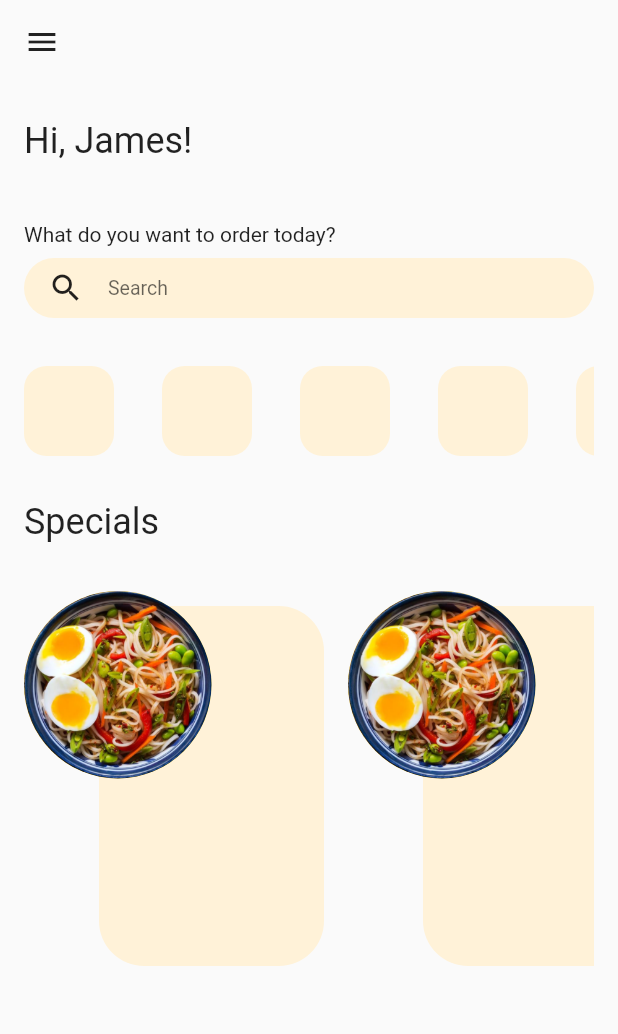
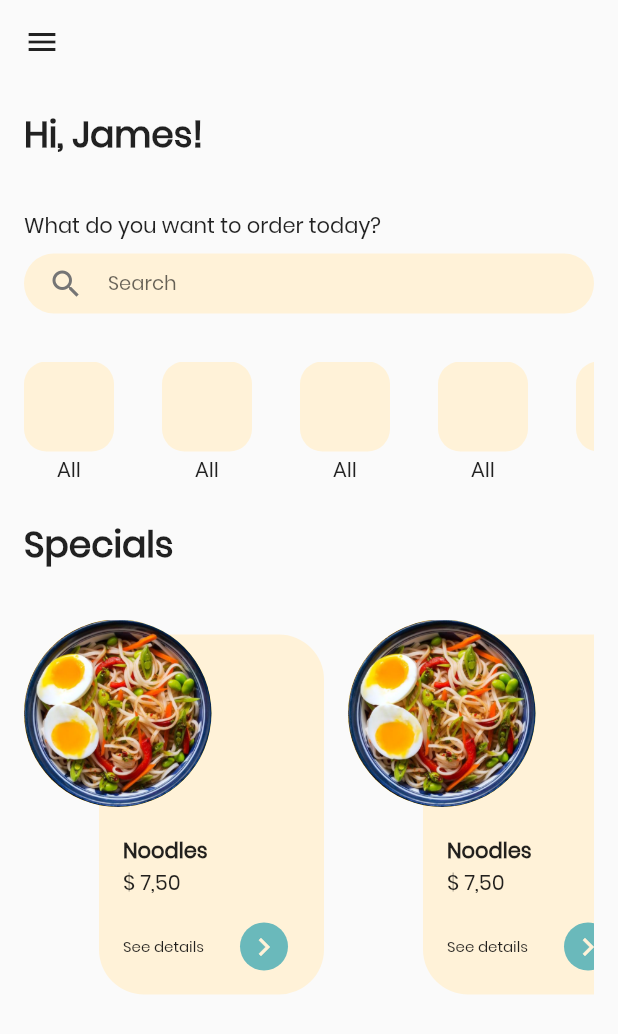
Before and after one commit to AdityaK11/Flutter-Talk, a Flutter app: the screen it shows after launch, on a phone screen of 412 x 824 dp. Shown: the top 1034 px of the screen. Run offline on Flutter 3.47's test engine with Material 2 defaults, Android fonts, the phone set to English and light mode, and no system bars.

Commit message:
home page complete

```diff
--- a/lib/widgets/category_item.dart
+++ b/lib/widgets/category_item.dart
@@ -4,12 +4,23 @@ class CategoryItem extends StatelessWidget {
   @override
   Widget build(BuildContext context) {
     return Container(
-      decoration: BoxDecoration(
-        borderRadius: BorderRadius.circular(15),
-        color: Color(0xfffff2d8),
+      margin: EdgeInsets.only(right: 32),
+      child: Column(
+        crossAxisAlignment: CrossAxisAlignment.center,
+        mainAxisAlignment: MainAxisAlignment.start,
+        children: [
+          Container(
+            decoration: BoxDecoration(
+              borderRadius: BorderRadius.circular(15),
+              color: Color(0xfffff2d8),
+            ),
+            width: 60,
+            height: 60,
+          ),
+          SizedBox(height: 4,),
+          Text('All')
+        ],
       ),
-      margin: EdgeInsets.only(right: 32),
-      width: 60,
     );
   }
 }
--- a/lib/widgets/food_item.dart
+++ b/lib/widgets/food_item.dart
@@ -1,3 +1,4 @@
+import 'package:flutter/cupertino.dart';
 import 'package:flutter/material.dart';
 
 class FoodItem extends StatelessWidget {
@@ -15,12 +16,59 @@ class FoodItem extends StatelessWidget {
             right: 0,
             bottom: 0,
             child: Container(
+              padding: EdgeInsets.all(16),
               decoration: BoxDecoration(
                 borderRadius: BorderRadius.circular(30),
                 color: Color(0xfffff2d8),
               ),
               width: 150,
               height: 240,
+              child: Column(
+                crossAxisAlignment: CrossAxisAlignment.start,
+                mainAxisAlignment: MainAxisAlignment.end,
+                children: [
+                  Text(
+                    'Noodles',
+                    style: TextStyle(
+                      fontFamily: 'Poppins',
+                      fontWeight: FontWeight.bold
+                    ),
+                  ),
+                  Text(
+                    '\$ 7,50',
+                    style: TextStyle(
+                      fontFamily: 'Poppins',
+                    ),
+                  ),
+                  SizedBox(height: 16,),
+                  Row(
+                    children: [
+                      Expanded(
+                        child: Text(
+                          'See details',
+                          style: TextStyle(
+                            fontFamily: 'Poppins',
+                            fontSize: 10
+                          ),
+                        ),
+                      ),
+                      Container(
+                        height: 32,
+                        decoration: BoxDecoration(
+                          shape: BoxShape.circle,
+                          color: Color(0xFF6ab9bb),
+                        ),
+                        child: IconButton(
+                          padding: EdgeInsets.all(0),
+                          icon: Icon(Icons.navigate_next,
+                            color: Color(0xfffff2d8),
+                          ),
+                        ),
+                      )
+                    ],
+                  ),
+                ],
+              ),
             ),
           ),
           Positioned(
--- a/lib/widgets/home_page.dart
+++ b/lib/widgets/home_page.dart
@@ -23,19 +23,24 @@ class _HomePageState extends State<HomePage> {
               children: [
                 Icon(Icons.menu),
                 SizedBox(
-                  height: 40,
+                  height: 32,
                 ),
                 Text(
                   'Hi, James!',
                   style: TextStyle(
+                    fontFamily: 'Poppins',
+                    fontWeight: FontWeight.bold,
                     fontSize: 24
                   ),
                 ),
                 SizedBox(
-                  height: 40,
+                  height: 32,
                 ),
                 Text(
                   'What do you want to order today?',
+                  style: TextStyle(
+                    fontFamily: 'Poppins',
+                  )
                 ),
                 SizedBox(height: 8,),
                 Container(
@@ -50,7 +55,8 @@ class _HomePageState extends State<HomePage> {
                       Padding(
                         padding: const EdgeInsets.symmetric(vertical: 8,horizontal: 16),
                         child: Icon(
-                          Icons.search
+                          Icons.search,
+                          color: Color(0xFF757575),
                         ),
                       ),
                       Expanded(
@@ -69,7 +75,7 @@ class _HomePageState extends State<HomePage> {
                 ),
                 SizedBox(height: 32,),
                 Container(
-                  height: 60,
+                  height: 80,
                   child: ListView(
                     // This next line does the trick.
                     scrollDirection: Axis.horizontal,
@@ -84,11 +90,13 @@ class _HomePageState extends State<HomePage> {
                   ),
                 ),
                 SizedBox(
-                  height: 30,
+                  height: 24,
                 ),
                 Text(
                   'Specials',
                   style: TextStyle(
+                    fontWeight: FontWeight.bold,
+                      fontFamily: 'Poppins',
                       fontSize: 24
                   ),
                 ),
--- a/pubspec.yaml
+++ b/pubspec.yaml
@@ -48,6 +48,11 @@ flutter:
   assets:
     - images/
 
+  fonts:
+    - family: Poppins
+      fonts:
+        - asset: fonts/Poppins-Regular.ttf
+
   # An image asset can refer to one or more resolution-specific "variants", see
   # https://flutter.dev/assets-and-images/#resolution-aware.
 
```
Also changed, not shown: fonts/Poppins-Regular.ttf (added).
